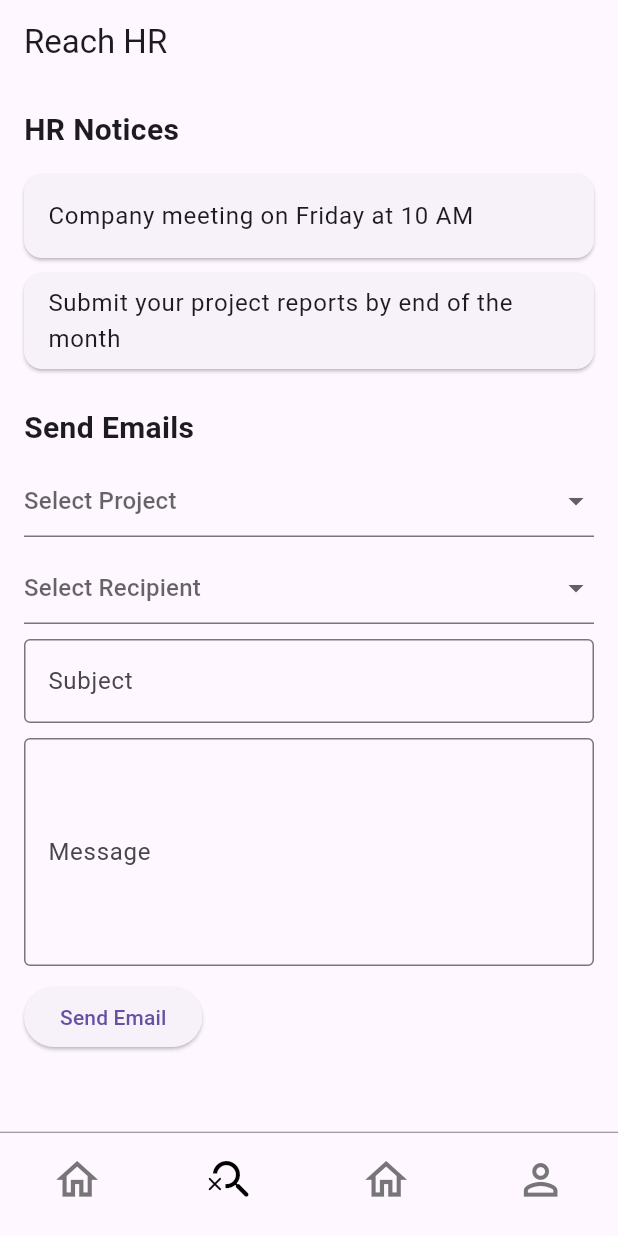
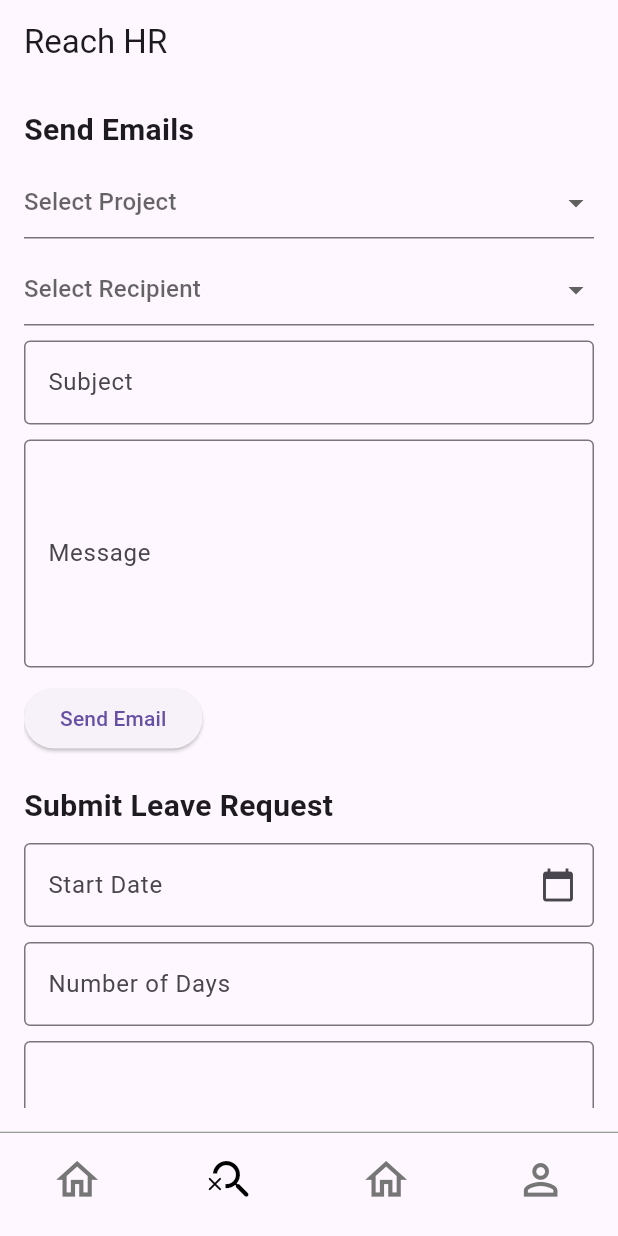
Before and after one commit to Sandun-Induranga/hr-empowerment-suit-mobile, a Flutter app: the screen it shows after launch, item 2 of the bottom bar chosen, on a phone screen of 412 x 824 dp. Run offline on Flutter 3.47's test engine with Material 3 defaults, Android fonts, the phone set to English and light mode, and no system bars; our stand-ins replace flutter_keyboard_visibility, flutter_screenutil, geolocator, permission_handler.

Commit message:
Content Updated

```diff
--- a/hr_app/lib/features/contact/reach_hr_view.dart
+++ b/hr_app/lib/features/contact/reach_hr_view.dart
@@ -1,4 +1,5 @@
 import 'package:flutter/material.dart';
+import 'package:intl/intl.dart';
 
 class ReachHRScreen extends StatefulWidget {
   const ReachHRScreen({super.key});
@@ -9,10 +10,15 @@ class ReachHRScreen extends StatefulWidget {
 
 class ReachHRScreenState extends State<ReachHRScreen> {
   final _formKey = GlobalKey<FormState>();
+  final _leaveFormKey = GlobalKey<FormState>();
   final _subjectController = TextEditingController();
   final _messageController = TextEditingController();
+  final _reasonController = TextEditingController();
   String? _selectedProject;
   String? _selectedRecipient;
+  DateTime? _startDate;
+  int? _numOfDays;
+  final String _status = 'Pending';
 
   final List<String> projects = ['Project A', 'Project B', 'Project C'];
   final List<String> recipients = [
@@ -26,6 +32,7 @@ class ReachHRScreenState extends State<ReachHRScreen> {
   void dispose() {
     _subjectController.dispose();
     _messageController.dispose();
+    _reasonController.dispose();
     super.dispose();
   }
 
@@ -35,6 +42,31 @@ class ReachHRScreenState extends State<ReachHRScreen> {
       print('Sending email to $_selectedRecipient for $_selectedProject');
       print('Subject: ${_subjectController.text}');
       print('Message: ${_messageController.text}');
+    }
+  }
+
+  void _submitLeaveRequest() {
+    if (_leaveFormKey.currentState!.validate()) {
+      // Implement leave request submission logic here
+      print('Submitting leave request');
+      print('Start Date: ${DateFormat('yyyy-MM-dd').format(_startDate!)}');
+      print('Number of Days: $_numOfDays');
+      print('Reason: ${_reasonController.text}');
+      print('Status: $_status');
+    }
+  }
+
+  Future<void> _selectStartDate(BuildContext context) async {
+    final DateTime? pickedDate = await showDatePicker(
+      context: context,
+      initialDate: _startDate ?? DateTime.now(),
+      firstDate: DateTime(2000),
+      lastDate: DateTime(2101),
+    );
+    if (pickedDate != null && pickedDate != _startDate) {
+      setState(() {
+        _startDate = pickedDate;
+      });
     }
   }
 
@@ -50,14 +82,6 @@ class ReachHRScreenState extends State<ReachHRScreen> {
           child: Column(
             crossAxisAlignment: CrossAxisAlignment.start,
             children: [
-              const Text(
-                'HR Notices',
-                style: TextStyle(fontSize: 20, fontWeight: FontWeight.bold),
-              ),
-              const SizedBox(height: 10),
-              _buildHRNotice('Company meeting on Friday at 10 AM'),
-              _buildHRNotice('Submit your project reports by end of the month'),
-              const SizedBox(height: 20),
               const Text(
                 'Send Emails',
                 style: TextStyle(fontSize: 20, fontWeight: FontWeight.bold),
@@ -83,7 +107,7 @@ class ReachHRScreenState extends State<ReachHRScreen> {
                         });
                       },
                       validator: (value) =>
-                          value == null ? 'Please select a project' : null,
+                      value == null ? 'Please select a project' : null,
                     ),
                     const SizedBox(height: 10),
                     DropdownButtonFormField<String>(
@@ -101,7 +125,7 @@ class ReachHRScreenState extends State<ReachHRScreen> {
                         });
                       },
                       validator: (value) =>
-                          value == null ? 'Please select a recipient' : null,
+                      value == null ? 'Please select a recipient' : null,
                     ),
                     const SizedBox(height: 10),
                     TextFormField(
@@ -111,7 +135,7 @@ class ReachHRScreenState extends State<ReachHRScreen> {
                         border: OutlineInputBorder(),
                       ),
                       validator: (value) =>
-                          value!.isEmpty ? 'Please enter a subject' : null,
+                      value!.isEmpty ? 'Please enter a subject' : null,
                     ),
                     const SizedBox(height: 10),
                     TextFormField(
@@ -122,12 +146,80 @@ class ReachHRScreenState extends State<ReachHRScreen> {
                       ),
                       maxLines: 5,
                       validator: (value) =>
-                          value!.isEmpty ? 'Please enter a message' : null,
+                      value!.isEmpty ? 'Please enter a message' : null,
                     ),
                     const SizedBox(height: 10),
                     ElevatedButton(
                       onPressed: _sendEmail,
                       child: const Text('Send Email'),
+                    ),
+                  ],
+                ),
+              ),
+              const SizedBox(height: 20),
+              const Text(
+                'Submit Leave Request',
+                style: TextStyle(fontSize: 20, fontWeight: FontWeight.bold),
+              ),
+              const SizedBox(height: 10),
+              Form(
+                key: _leaveFormKey,
+                child: Column(
+                  crossAxisAlignment: CrossAxisAlignment.start,
+                  children: [
+                    TextFormField(
+                      readOnly: true,
+                      decoration: InputDecoration(
+                        labelText: 'Start Date',
+                        border: OutlineInputBorder(),
+                        suffixIcon: IconButton(
+                          icon: const Icon(Icons.calendar_today),
+                          onPressed: () => _selectStartDate(context),
+                        ),
+                      ),
+                      controller: TextEditingController(
+                        text: _startDate == null
+                            ? ''
+                            : DateFormat('yyyy-MM-dd').format(_startDate!),
+                      ),
+                      validator: (value) =>
+                      value!.isEmpty ? 'Please select a start date' : null,
+                    ),
+                    const SizedBox(height: 10),
+                    TextFormField(
+                      keyboardType: TextInputType.number,
+                      decoration: const InputDecoration(
+                        labelText: 'Number of Days',
+                        border: OutlineInputBorder(),
+                      ),
+                      onChanged: (value) {
+                        _numOfDays = int.tryParse(value);
+                      },
+                      validator: (value) {
+                        if (value!.isEmpty) {
+                          return 'Please enter number of days';
+                        } else if (int.tryParse(value) == null ||
+                            int.tryParse(value)! <= 0) {
+                          return 'Please enter a valid number of days';
+                        }
+                        return null;
+                      },
+                    ),
+                    const SizedBox(height: 10),
+                    TextFormField(
+                      controller: _reasonController,
+                      decoration: const InputDecoration(
+                        labelText: 'Reason',
+                        border: OutlineInputBorder(),
+                      ),
+                      maxLines: 3,
+                      validator: (value) =>
+                      value!.isEmpty ? 'Please enter a reason' : null,
+                    ),
+                    const SizedBox(height: 10),
+                    ElevatedButton(
+                      onPressed: _submitLeaveRequest,
+                      child: const Text('Submit Leave Request'),
                     ),
                   ],
                 ),
@@ -138,13 +230,4 @@ class ReachHRScreenState extends State<ReachHRScreen> {
       ),
     );
   }
-
-  Widget _buildHRNotice(String notice) {
-    return Card(
-      margin: const EdgeInsets.symmetric(vertical: 5),
-      child: ListTile(
-        title: Text(notice),
-      ),
-    );
-  }
 }
--- a/hr_app/pubspec.yaml
+++ b/hr_app/pubspec.yaml
@@ -40,6 +40,7 @@ dependencies:
   flutter_keyboard_visibility: ^6.0.0
   flutter_screenutil: ^5.9.3
   flutter_spinkit: ^5.2.1
+  intl: ^0.19.0
 
 dev_dependencies:
   flutter_test:
@@ -62,6 +63,9 @@ flutter:
   # included with your application, so that you can use the icons in
   # the material Icons class.
   uses-material-design: true
+
+  assets:
+    - assets/images/
 
   # To add assets to your application, add an assets section, like this:
   # assets:
```
Also changed, not shown: hr_app/lib/features/home/home_view.dart (+36 -5 lines), hr_app/assets/images/project_background.png (added), hr_app/pubspec.lock.
